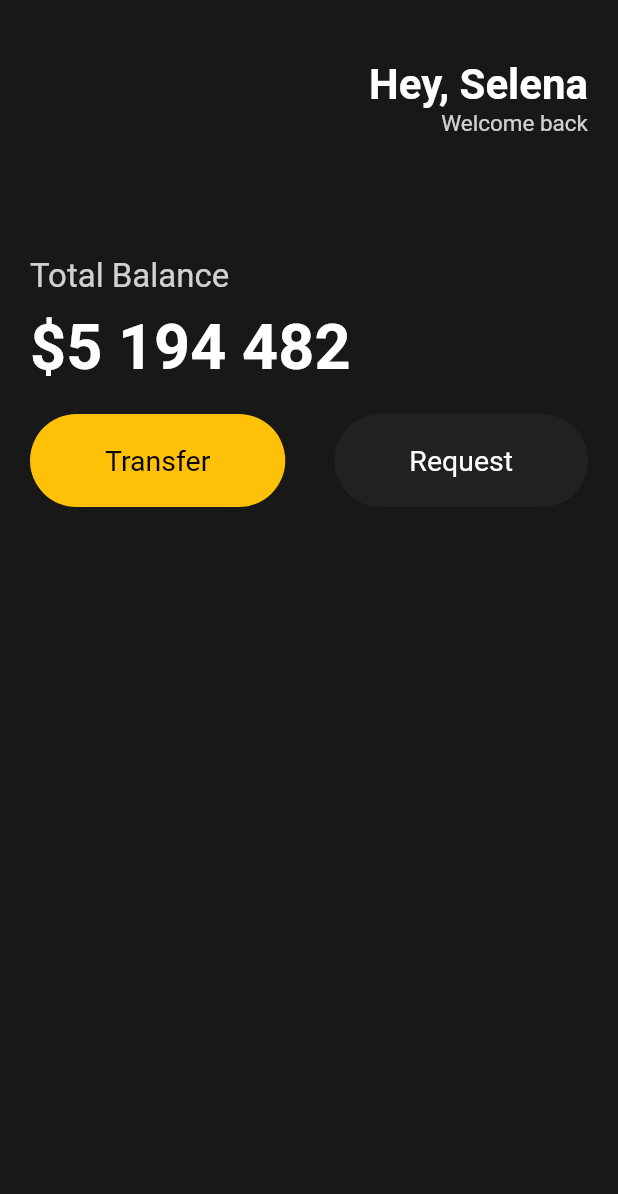
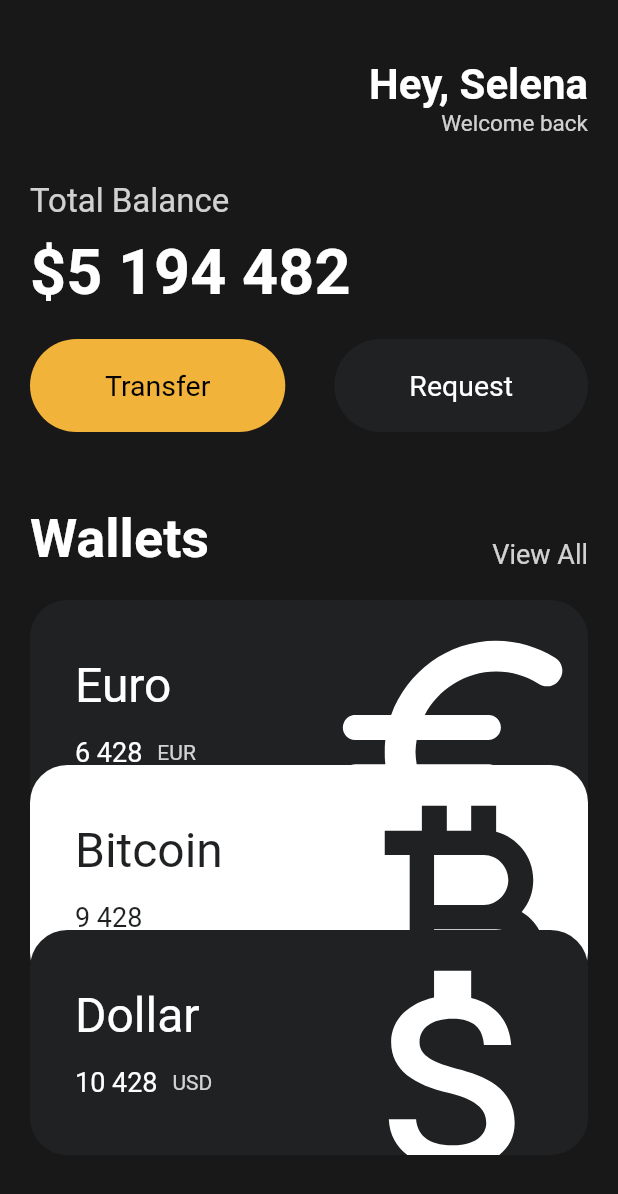
Before and after one commit to PKyes44/NomadCoderFlutter, a Flutter app: the screen it shows after launch, on a phone screen of 412 x 824 dp. Shown: the top 1194 px of the screen. Run offline on Flutter 3.47's test engine with Material 2 defaults, Android fonts, the phone set to English and light mode, and no system bars.

Commit message:
20230908-1

```diff
--- a/toonfilx/lib/main.dart
+++ b/toonfilx/lib/main.dart
@@ -1,5 +1,6 @@
 import 'package:flutter/material.dart';
 import 'package:toonfilx/widgets/button.dart';
+import 'package:toonfilx/widgets/currency_card.dart';
 
 void main() {
   runApp(const App());
@@ -13,7 +14,8 @@ class App extends StatelessWidget {
     return MaterialApp(
       home: Scaffold(
         backgroundColor: const Color(0xFF181818),
-        body: Padding(
+        body: SingleChildScrollView(
+          child: Padding(
             padding: const EdgeInsets.symmetric(horizontal: 20),
             child: Column(
               crossAxisAlignment: CrossAxisAlignment.start,
@@ -47,7 +49,7 @@ class App extends StatelessWidget {
                   ],
                 ),
                 const SizedBox(
-                height: 80,
+                  height: 30,
                 ),
                 Text(
                   'Total Balance',
@@ -75,7 +77,7 @@ class App extends StatelessWidget {
                   children: [
                     Button(
                       text: 'Transfer',
-                    backgroundColor: Colors.amber,
+                      backgroundColor: Color(0xFFF2B33A),
                       textColor: Colors.black,
                     ),
                     Button(
@@ -84,8 +86,60 @@ class App extends StatelessWidget {
                       textColor: Colors.white,
                     ),
                   ],
-              )
+                ),
+                const SizedBox(
+                  height: 50,
+                ),
+                Row(
+                  mainAxisAlignment: MainAxisAlignment.spaceBetween,
+                  crossAxisAlignment: CrossAxisAlignment.end,
+                  children: [
+                    const Text(
+                      'Wallets',
+                      style: TextStyle(
+                        fontSize: 36,
+                        fontWeight: FontWeight.bold,
+                        color: Colors.white,
+                      ),
+                    ),
+                    Text(
+                      'View All',
+                      style: TextStyle(
+                        color: Colors.white.withOpacity(0.8),
+                        fontSize: 18,
+                      ),
+                    ),
                   ],
+                ),
+                const SizedBox(
+                  height: 20,
+                ),
+                const CurrencyCard(
+                  name: 'Euro',
+                  code: 'EUR',
+                  amount: '6 428',
+                  iconData: Icons.euro_rounded,
+                  isInverted: false,
+                  offset: 0,
+                ),
+                const CurrencyCard(
+                  name: 'Bitcoin',
+                  code: 'BTC',
+                  amount: '9 428',
+                  iconData: Icons.currency_bitcoin,
+                  isInverted: true,
+                  offset: -40,
+                ),
+                const CurrencyCard(
+                  name: 'Dollar',
+                  code: 'USD',
+                  amount: '10 428',
+                  iconData: Icons.attach_money,
+                  isInverted: false,
+                  offset: -80,
+                ),
+              ],
+            ),
           ),
         ),
       ),
--- /dev/null
+++ b/toonfilx/lib/widgets/currency_card.dart
@@ -0,0 +1,91 @@
+import 'package:flutter/material.dart';
+
+class CurrencyCard extends StatelessWidget {
+  final String name, code, amount;
+  final IconData iconData;
+  final bool isInverted;
+  final double offset;
+
+  final _blackColor = const Color(0xFF1F2123);
+
+  const CurrencyCard({
+    super.key,
+    required this.name,
+    required this.code,
+    required this.amount,
+    required this.iconData,
+    required this.isInverted,
+    required this.offset,
+  });
+
+  @override
+  Widget build(BuildContext context) {
+    return Transform.translate(
+      offset: Offset(0, offset),
+      child: Container(
+        // Crop Overflow
+        clipBehavior: Clip.hardEdge,
+        decoration: BoxDecoration(
+          borderRadius: BorderRadius.circular(25),
+          color: isInverted ? Colors.white : _blackColor,
+        ),
+        child: Padding(
+          padding: const EdgeInsets.all(30),
+          child: Row(
+            mainAxisAlignment: MainAxisAlignment.spaceBetween,
+            children: [
+              Column(
+                crossAxisAlignment: CrossAxisAlignment.start,
+                children: [
+                  Text(
+                    name,
+                    style: TextStyle(
+                      color: isInverted ? _blackColor : Colors.white,
+                      fontSize: 32,
+                      fontWeight: FontWeight.w400,
+                    ),
+                  ),
+                  const SizedBox(
+                    height: 15,
+                  ),
+                  Row(
+                    children: [
+                      Text(
+                        amount,
+                        style: TextStyle(
+                          color: isInverted ? _blackColor : Colors.white,
+                          fontSize: 18,
+                        ),
+                      ),
+                      const SizedBox(
+                        width: 10,
+                      ),
+                      Text(code,
+                          style: TextStyle(
+                            color: Colors.white.withOpacity(0.8),
+                          )),
+                    ],
+                  ),
+                ],
+              ),
+              Transform.scale(
+                scale: 2.2,
+                child: Transform.translate(
+                  offset: const Offset(
+                    -5,
+                    12,
+                  ),
+                  child: Icon(
+                    iconData,
+                    color: isInverted ? _blackColor : Colors.white,
+                    size: 90,
+                  ),
+                ),
+              ),
+            ],
+          ),
+        ),
+      ),
+    );
+  }
+}
```
Lines whose indentation alone changed are shown as unchanged.
